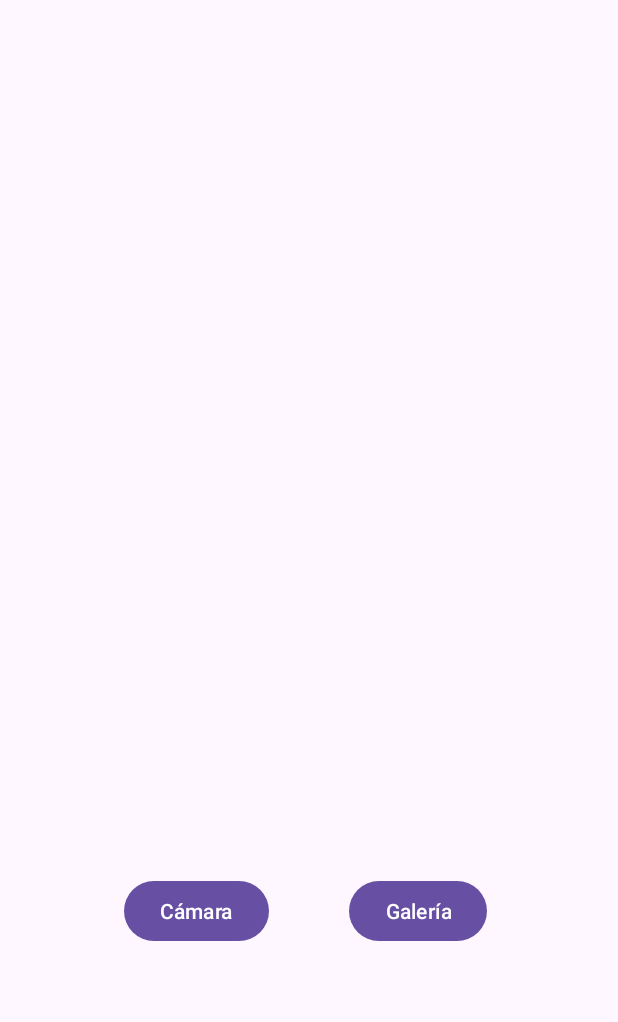
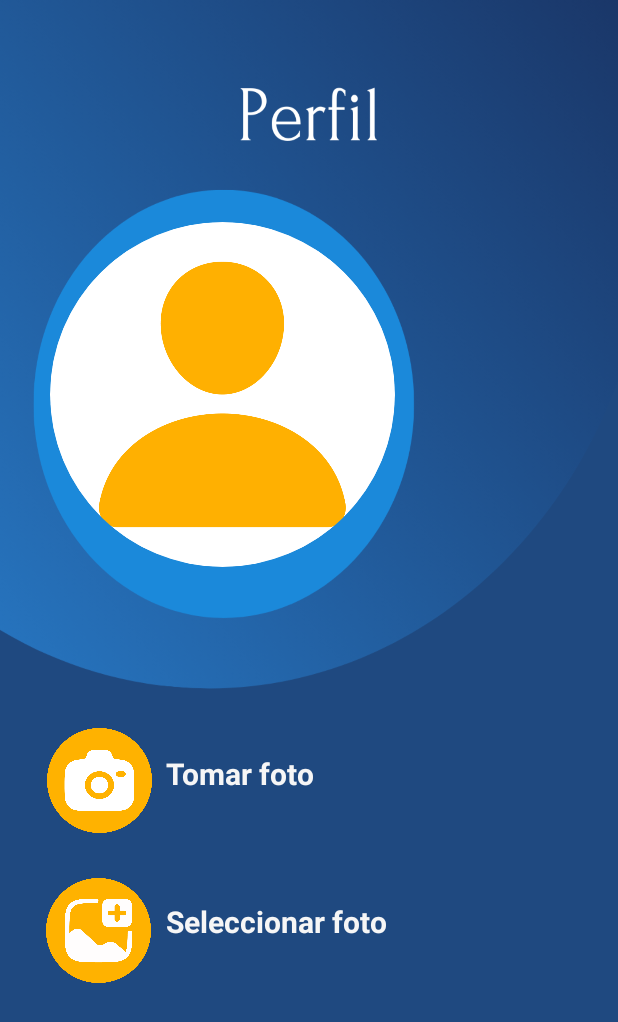
Before and after one commit to codaki/Giroscopio, an Android app: the Camera screen opened directly, with no data from a screen before it, on a phone screen of 412 x 824 dp. Shown: the top 1022 px of the screen. Run offline under Robolectric (Android 15) with nearby library versions, the phone set to English and light mode, and no system bars; our stand-ins replace CircleImageView; pictures from the network do not load.

Commit message:
interfaz de cámara

```diff
--- a/app/build.gradle
+++ b/app/build.gradle
@@ -40,4 +40,5 @@ dependencies {
     testImplementation 'junit:junit:4.13.2'
     androidTestImplementation 'androidx.test.ext:junit:1.1.5'
     androidTestImplementation 'androidx.test.espresso:espresso-core:3.5.1'
+    implementation 'de.hdodenhof:circleimageview:3.1.0'
 }
--- a/app/src/main/java/com/example/giroscopio/Camera.java
+++ b/app/src/main/java/com/example/giroscopio/Camera.java
@@ -18,6 +18,7 @@ import android.provider.MediaStore;
 import android.util.Log;
 import android.view.View;
 import android.widget.Button;
+import android.widget.ImageButton;
 import android.widget.ImageView;
 import android.widget.Toast;
 
@@ -26,12 +27,14 @@ import java.io.IOException;
 import java.text.SimpleDateFormat;
 import java.util.Date;
 
+import de.hdodenhof.circleimageview.CircleImageView;
+
 public class Camera extends AppCompatActivity {
     public static final int GALLERY_REQUEST_CODE = 105;
     public static final int CAM_PERM_CODE = 101;
     public static final int CAM_REQUEST_CODE = 102;
-    ImageView imageView;
-    Button camera, galeria;
+    CircleImageView imageView;
+    ImageButton camera, galeria;
     String currentPhotoPath;
     @Override
     protected void onCreate(Bundle savedInstanceState) {
--- a/app/src/main/res/layout/activity_camera.xml
+++ b/app/src/main/res/layout/activity_camera.xml
@@ -4,41 +4,111 @@
     xmlns:tools="http://schemas.android.com/tools"
     android:layout_width="match_parent"
     android:layout_height="match_parent"
+    android:background="@drawable/background_perfil"
     tools:context=".Camera">
 
-    <ImageView
+    <de.hdodenhof.circleimageview.CircleImageView
         android:id="@+id/ivFoto"
-        android:layout_width="321dp"
-        android:layout_height="446dp"
+        android:layout_width="230dp"
+        android:layout_height="230dp"
+        android:src="@drawable/perfil_default"
         app:layout_constraintBottom_toBottomOf="parent"
         app:layout_constraintEnd_toEndOf="parent"
+        app:layout_constraintHorizontal_bias="0.182"
         app:layout_constraintStart_toStartOf="parent"
         app:layout_constraintTop_toTopOf="parent"
-        app:layout_constraintVertical_bias="0.112"
+        app:layout_constraintVertical_bias="0.249"
         tools:srcCompat="@tools:sample/avatars" />
 
-    <Button
+
+    <!--<Button
         android:id="@+id/btnCamara"
         android:layout_width="wrap_content"
         android:layout_height="wrap_content"
         android:text="Cámara"
         app:layout_constraintBottom_toBottomOf="parent"
         app:layout_constraintEnd_toEndOf="parent"
-        app:layout_constraintHorizontal_bias="0.262"
+        app:layout_constraintHorizontal_bias="0.281"
         app:layout_constraintStart_toStartOf="parent"
         app:layout_constraintTop_toTopOf="parent"
-        app:layout_constraintVertical_bias="0.752" />
+        app:layout_constraintVertical_bias="0.904" />-->
 
-    <Button
+    <ImageButton
+        android:id="@+id/btnGaleria"
+        android:layout_width="70dp"
+        android:layout_height="70dp"
+        android:adjustViewBounds="true"
+        android:background="@android:color/transparent"
+        android:backgroundTint="@color/black"
+        android:contentDescription="."
+        android:scaleType="fitCenter"
+        app:layout_constraintBottom_toBottomOf="parent"
+        app:layout_constraintEnd_toEndOf="parent"
+        app:layout_constraintHorizontal_bias="0.09"
+        app:layout_constraintStart_toStartOf="parent"
+        app:layout_constraintTop_toTopOf="parent"
+        app:layout_constraintVertical_bias="0.776"
+        app:srcCompat="@drawable/cargar_foto" />
+
+    <ImageButton
+        android:id="@+id/btnCamara"
+        android:layout_width="70dp"
+        android:layout_height="70dp"
+        android:adjustViewBounds="true"
+        android:background="@android:color/transparent"
+        android:backgroundTint="@color/black"
+        android:contentDescription="."
+        android:scaleType="fitCenter"
+        app:layout_constraintBottom_toBottomOf="parent"
+        app:layout_constraintEnd_toEndOf="parent"
+        app:layout_constraintHorizontal_bias="0.092"
+        app:layout_constraintStart_toStartOf="parent"
+        app:layout_constraintTop_toTopOf="parent"
+        app:layout_constraintVertical_bias="0.644"
+        app:srcCompat="@drawable/tomar_foto" />
+
+    <!--<Button
         android:id="@+id/btnGaleria"
         android:layout_width="wrap_content"
         android:layout_height="wrap_content"
         android:text="Galería"
         app:layout_constraintBottom_toBottomOf="parent"
         app:layout_constraintEnd_toEndOf="parent"
-        app:layout_constraintHorizontal_bias="0.728"
+        app:layout_constraintHorizontal_bias="0.735"
         app:layout_constraintStart_toStartOf="parent"
         app:layout_constraintTop_toTopOf="parent"
-        app:layout_constraintVertical_bias="0.752" />
+        app:layout_constraintVertical_bias="0.904" />-->
+
+    <TextView
+        android:id="@+id/textView3"
+        android:layout_width="wrap_content"
+        android:layout_height="wrap_content"
+        android:text="Tomar foto"
+        android:textAlignment="center"
+        android:textColor="#F6F6F6"
+        android:textSize="20sp"
+        android:textStyle="bold"
+        app:layout_constraintBottom_toBottomOf="parent"
+        app:layout_constraintEnd_toEndOf="parent"
+        app:layout_constraintHorizontal_bias="0.352"
+        app:layout_constraintStart_toStartOf="parent"
+        app:layout_constraintTop_toTopOf="parent"
+        app:layout_constraintVertical_bias="0.63" />
+
+    <TextView
+        android:id="@+id/textView4"
+        android:layout_width="wrap_content"
+        android:layout_height="wrap_content"
+        android:text="Seleccionar foto"
+        android:textAlignment="center"
+        android:textColor="#F6F6F6"
+        android:textSize="20sp"
+        android:textStyle="bold"
+        app:layout_constraintBottom_toBottomOf="parent"
+        app:layout_constraintEnd_toEndOf="parent"
+        app:layout_constraintHorizontal_bias="0.419"
+        app:layout_constraintStart_toStartOf="parent"
+        app:layout_constraintTop_toTopOf="parent"
+        app:layout_constraintVertical_bias="0.754" />
 
 </androidx.constraintlayout.widget.ConstraintLayout>
--- a/app/src/main/res/layout/activity_main.xml
+++ b/app/src/main/res/layout/activity_main.xml
@@ -60,14 +60,14 @@
         android:layout_height="53dp"
         android:adjustViewBounds="true"
         android:background="@android:color/transparent"
+        android:contentDescription="."
         android:scaleType="fitCenter"
-        android:contentDescription="."
         app:layout_constraintBottom_toBottomOf="parent"
         app:layout_constraintEnd_toEndOf="parent"
         app:layout_constraintHorizontal_bias="0.14"
         app:layout_constraintStart_toStartOf="parent"
         app:layout_constraintTop_toTopOf="parent"
-        app:layout_constraintVertical_bias="0.547"
+        app:layout_constraintVertical_bias="0.412"
         app:srcCompat="@drawable/settings" />
 
     <ImageButton
@@ -138,14 +138,14 @@
         android:layout_height="53dp"
         android:adjustViewBounds="true"
         android:background="@android:color/transparent"
+        android:contentDescription="."
         android:scaleType="fitCenter"
-        android:contentDescription="."
         app:layout_constraintBottom_toBottomOf="parent"
         app:layout_constraintEnd_toEndOf="parent"
-        app:layout_constraintHorizontal_bias="0.881"
+        app:layout_constraintHorizontal_bias="0.887"
         app:layout_constraintStart_toStartOf="parent"
         app:layout_constraintTop_toTopOf="parent"
-        app:layout_constraintVertical_bias="0.547"
+        app:layout_constraintVertical_bias="0.412"
         app:srcCompat="@drawable/whatsapp" />
 
     <ImageButton
@@ -193,7 +193,7 @@
         app:layout_constraintHorizontal_bias="0.138"
         app:layout_constraintStart_toStartOf="parent"
         app:layout_constraintTop_toTopOf="parent"
-        app:layout_constraintVertical_bias="0.406"
+        app:layout_constraintVertical_bias="0.545"
         app:srcCompat="@drawable/ai" />
 
     <ImageButton
@@ -222,10 +222,10 @@
         android:scaleType="fitCenter"
         app:layout_constraintBottom_toBottomOf="parent"
         app:layout_constraintEnd_toEndOf="parent"
-        app:layout_constraintHorizontal_bias="0.88"
+        app:layout_constraintHorizontal_bias="0.886"
         app:layout_constraintStart_toStartOf="parent"
         app:layout_constraintTop_toTopOf="parent"
-        app:layout_constraintVertical_bias="0.41"
+        app:layout_constraintVertical_bias="0.549"
         app:srcCompat="@drawable/google" />
 
 </androidx.constraintlayout.widget.ConstraintLayout>
```
Also changed, not shown: app/src/main/res/drawable/background_perfil.png (added), app/src/main/res/drawable/cargar_foto.png (added), app/src/main/res/drawable/perfil_default.png (added), app/src/main/res/drawable/tomar_foto.png (added).
